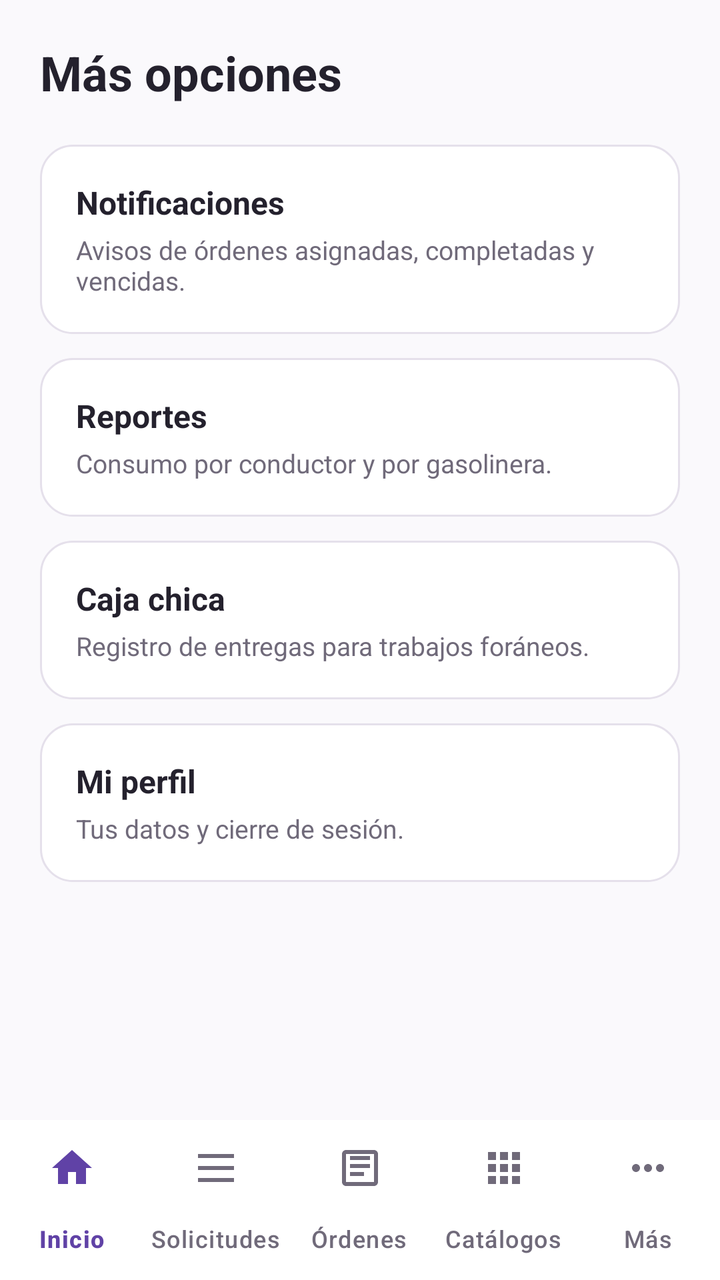
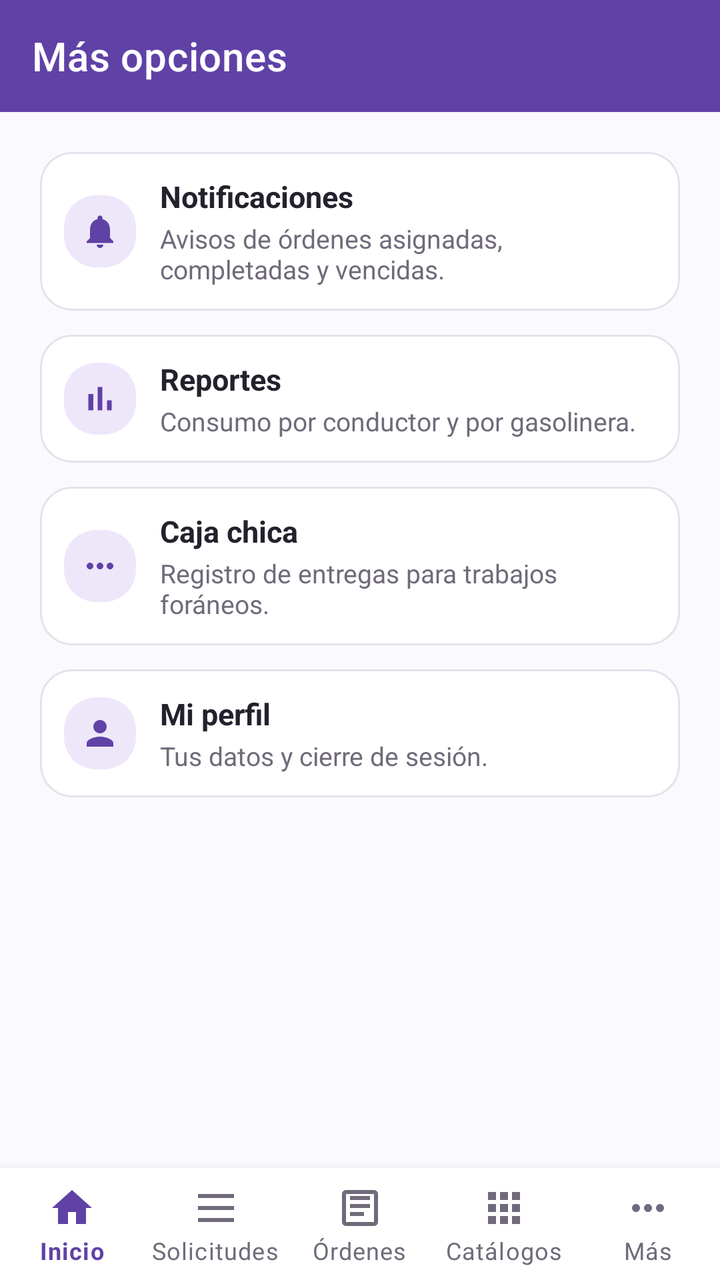

Screens rendered from an Android XML layout before and after an edit, with the pre-edit source and the edit as a unified diff.
<!-- AndroidManifest.xml: application theme Theme.ApiMovil -->
<!-- res/layout/fragment_mas.xml -->
<?xml version="1.0" encoding="utf-8"?>
<LinearLayout xmlns:android="http://schemas.android.com/apk/res/android"
    android:layout_width="match_parent"
    android:layout_height="match_parent"
    android:orientation="vertical"
    android:background="@color/fondo">

    <TextView
        android:text="@string/mas_opciones"
        android:layout_width="match_parent"
        android:layout_height="wrap_content"
        android:textSize="24sp"
        android:textStyle="bold"
        android:textColor="@color/texto_principal"
        android:padding="20dp" />

    <LinearLayout
        android:layout_width="match_parent"
        android:layout_height="0dp"
        android:layout_weight="1"
        android:orientation="vertical"
        android:paddingHorizontal="20dp">

        <LinearLayout
            android:id="@+id/opcionNotificaciones"
            android:layout_width="match_parent"
            android:layout_height="wrap_content"
            android:orientation="vertical"
            android:background="@drawable/bg_tarjeta"
            android:padding="18dp"
            android:layout_marginBottom="12dp"
            android:clickable="true"
            android:focusable="true"
            android:foreground="?attr/selectableItemBackground">
            <TextView android:text="@string/notificaciones" android:layout_width="match_parent" android:layout_height="wrap_content" android:textStyle="bold" android:textSize="16sp" android:textColor="@color/texto_principal" />
            <TextView android:text="@string/notificaciones_subtitulo" android:layout_width="match_parent" android:layout_height="wrap_content" android:textSize="13sp" android:textColor="@color/texto_secundario" android:layout_marginTop="4dp" />
        </LinearLayout>

        <LinearLayout
            android:id="@+id/opcionReportes"
            android:layout_width="match_parent"
            android:layout_height="wrap_content"
            android:orientation="vertical"
            android:background="@drawable/bg_tarjeta"
            android:padding="18dp"
            android:layout_marginBottom="12dp"
            android:clickable="true"
            android:focusable="true"
            android:foreground="?attr/selectableItemBackground">
            <TextView android:text="@string/reportes" android:layout_width="match_parent" android:layout_height="wrap_content" android:textStyle="bold" android:textSize="16sp" android:textColor="@color/texto_principal" />
            <TextView android:text="@string/reportes_subtitulo" android:layout_width="match_parent" android:layout_height="wrap_content" android:textSize="13sp" android:textColor="@color/texto_secundario" android:layout_marginTop="4dp" />
        </LinearLayout>

        <LinearLayout
            android:id="@+id/opcionCajaChica"
            android:layout_width="match_parent"
            android:layout_height="wrap_content"
            android:orientation="vertical"
            android:background="@drawable/bg_tarjeta"
            android:padding="18dp"
            android:layout_marginBottom="12dp"
            android:clickable="true"
            android:focusable="true"
            android:foreground="?attr/selectableItemBackground">
            <TextView android:text="@string/caja_chica" android:layout_width="match_parent" android:layout_height="wrap_content" android:textStyle="bold" android:textSize="16sp" android:textColor="@color/texto_principal" />
            <TextView android:text="@string/caja_chica_subtitulo" android:layout_width="match_parent" android:layout_height="wrap_content" android:textSize="13sp" android:textColor="@color/texto_secundario" android:layout_marginTop="4dp" />
        </LinearLayout>

        <LinearLayout
            android:id="@+id/opcionPerfil"
            android:layout_width="match_parent"
            android:layout_height="wrap_content"
            android:orientation="vertical"
            android:background="@drawable/bg_tarjeta"
            android:padding="18dp"
            android:clickable="true"
            android:focusable="true"
            android:foreground="?attr/selectableItemBackground">
            <TextView android:text="@string/mi_perfil" android:layout_width="match_parent" android:layout_height="wrap_content" android:textStyle="bold" android:textSize="16sp" android:textColor="@color/texto_principal" />
            <TextView android:text="@string/mi_perfil_subtitulo" android:layout_width="match_parent" android:layout_height="wrap_content" android:textSize="13sp" android:textColor="@color/texto_secundario" android:layout_marginTop="4dp" />
        </LinearLayout>
    </LinearLayout>

    <include layout="@layout/widget_bottom_nav_admin" android:id="@+id/incluirNavInferior" />

</LinearLayout>
<!-- res/layout/widget_bottom_nav_admin.xml (included above) -->
<?xml version="1.0" encoding="utf-8"?>
<com.google.android.material.bottomnavigation.BottomNavigationView
    xmlns:android="http://schemas.android.com/apk/res/android"
    xmlns:app="http://schemas.android.com/apk/res-auto"
    android:id="@+id/bottomNavAdmin"
    android:layout_width="match_parent"
    android:layout_height="wrap_content"
    android:background="@color/blanco"
    app:labelVisibilityMode="labeled"
    app:itemIconTint="@color/selector_nav_item"
    app:itemTextColor="@color/selector_nav_item"
    app:menu="@menu/bottom_nav_admin" />
<!-- resources referenced by this layout -->
<resources>
  <color name="blanco">#FFFFFF</color>
  <color name="fondo">#FAF9FC</color>
  <color name="texto_principal">#24212D</color>
  <color name="texto_secundario">#706A7A</color>
  <!-- drawable bg_tarjeta (drawable) -->
  <?xml version="1.0" encoding="utf-8"?>
  <shape xmlns:android="http://schemas.android.com/apk/res/android" android:shape="rectangle">
      <solid android:color="@color/blanco" />
      <corners android:radius="16dp" />
      <stroke android:width="1dp" android:color="@color/borde" />
  </shape>
  <string name="caja_chica">Caja chica</string>
  <string name="caja_chica_subtitulo">Registro de entregas para trabajos foráneos.</string>
  <string name="mas_opciones">Más opciones</string>
  <string name="mi_perfil">Mi perfil</string>
  <string name="mi_perfil_subtitulo">Tus datos y cierre de sesión.</string>
  <string name="notificaciones">Notificaciones</string>
  <string name="notificaciones_subtitulo">Avisos de órdenes asignadas, completadas y vencidas.</string>
  <string name="reportes">Reportes</string>
  <string name="reportes_subtitulo">Consumo por conductor y por gasolinera.</string>
  <style name="Theme.ApiMovil" parent="Theme.Material3.DayNight.NoActionBar">
          <item name="colorPrimary">@color/purple_500</item>
          <item name="colorPrimaryVariant">@color/purple_700</item>
          <item name="colorOnPrimary">@color/white</item>
          <item name="colorSecondary">@color/teal_200</item>
      </style>
  <color name="borde">#E5E0EB</color>
  <color name="purple_500">#6042A6</color>
  <color name="purple_700">#342052</color>
  <color name="white">#FFFFFFFF</color>
  <color name="teal_200">#6042A6</color>
</resources>

<!-- the commit's change to res/layout/fragment_mas.xml (unified diff, before → after) -->
@@ -1,87 +1,259 @@
 <?xml version="1.0" encoding="utf-8"?>
 <LinearLayout xmlns:android="http://schemas.android.com/apk/res/android"
+    xmlns:app="http://schemas.android.com/apk/res-auto"
     android:layout_width="match_parent"
     android:layout_height="match_parent"
-    android:orientation="vertical"
-    android:background="@color/fondo">
-
-    <TextView
-        android:text="@string/mas_opciones"
+    android:background="@color/fondo"
+    android:orientation="vertical">
+
+    <com.google.android.material.appbar.AppBarLayout
         android:layout_width="match_parent"
         android:layout_height="wrap_content"
-        android:textSize="24sp"
-        android:textStyle="bold"
-        android:textColor="@color/texto_principal"
-        android:padding="20dp" />
+        app:elevation="0dp">
+
+        <com.google.android.material.appbar.MaterialToolbar
+            android:layout_width="match_parent"
+            android:layout_height="?attr/actionBarSize"
+            android:background="?attr/colorPrimary"
+            app:title="@string/mas_opciones"
+            app:titleTextColor="@color/blanco" />
+    </com.google.android.material.appbar.AppBarLayout>
 
     <LinearLayout
         android:layout_width="match_parent"
         android:layout_height="0dp"
         android:layout_weight="1"
         android:orientation="vertical"
-        android:paddingHorizontal="20dp">
-
-        <LinearLayout
+        android:paddingHorizontal="20dp"
+        android:paddingTop="20dp">
+
+        <com.google.android.material.card.MaterialCardView
             android:id="@+id/opcionNotificaciones"
             android:layout_width="match_parent"
             android:layout_height="wrap_content"
-            android:orientation="vertical"
-            android:background="@drawable/bg_tarjeta"
-            android:padding="18dp"
             android:layout_marginBottom="12dp"
             android:clickable="true"
             android:focusable="true"
-            android:foreground="?attr/selectableItemBackground">
-            <TextView android:text="@string/notificaciones" android:layout_width="match_parent" android:layout_height="wrap_content" android:textStyle="bold" android:textSize="16sp" android:textColor="@color/texto_principal" />
-            <TextView android:text="@string/notificaciones_subtitulo" android:layout_width="match_parent" android:layout_height="wrap_content" android:textSize="13sp" android:textColor="@color/texto_secundario" android:layout_marginTop="4dp" />
-        </LinearLayout>
-
-        <LinearLayout
+            android:foreground="?attr/selectableItemBackground"
+            app:cardBackgroundColor="@color/blanco"
+            app:cardCornerRadius="16dp"
+            app:cardElevation="0dp"
+            app:contentPadding="12dp"
+            app:strokeColor="@color/borde"
+            app:strokeWidth="1dp">
+
+            <LinearLayout
+                android:layout_width="match_parent"
+                android:layout_height="wrap_content"
+                android:gravity="center_vertical"
+                android:orientation="horizontal">
+
+                <ImageView
+                    android:layout_width="36dp"
+                    android:layout_height="36dp"
+                    android:background="@drawable/bg_tarjeta_info"
+                    android:contentDescription="@null"
+                    android:padding="8dp"
+                    android:src="@drawable/ic_bell"
+                    app:tint="@color/marca" />
+
+                <LinearLayout
+                    android:layout_width="0dp"
+                    android:layout_height="wrap_content"
+                    android:layout_marginStart="12dp"
+                    android:layout_weight="1"
+                    android:orientation="vertical">
+
+                    <TextView
+                        android:layout_width="match_parent"
+                        android:layout_height="wrap_content"
+                        android:text="@string/notificaciones"
+                        android:textColor="@color/texto_principal"
+                        android:textSize="15sp"
+                        android:textStyle="bold" />
+
+                    <TextView
+                        android:layout_width="match_parent"
+                        android:layout_height="wrap_content"
+                        android:layout_marginTop="2dp"
+                        android:text="@string/notificaciones_subtitulo"
+                        android:textColor="@color/texto_secundario"
+                        android:textSize="13sp" />
+                </LinearLayout>
+            </LinearLayout>
+        </com.google.android.material.card.MaterialCardView>
+
+        <com.google.android.material.card.MaterialCardView
             android:id="@+id/opcionReportes"
             android:layout_width="match_parent"
             android:layout_height="wrap_content"
-            android:orientation="vertical"
-            android:background="@drawable/bg_tarjeta"
-            android:padding="18dp"
             android:layout_marginBottom="12dp"
             android:clickable="true"
             android:focusable="true"
-            android:foreground="?attr/selectableItemBackground">
-            <TextView android:text="@string/reportes" android:layout_width="match_parent" android:layout_height="wrap_content" android:textStyle="bold" android:textSize="16sp" android:textColor="@color/texto_principal" />
-            <TextView android:text="@string/reportes_subtitulo" android:layout_width="match_parent" android:layout_height="wrap_content" android:textSize="13sp" android:textColor="@color/texto_secundario" android:layout_marginTop="4dp" />
-        </LinearLayout>
-
-        <LinearLayout
+            android:foreground="?attr/selectableItemBackground"
+            app:cardBackgroundColor="@color/blanco"
+            app:cardCornerRadius="16dp"
+            app:cardElevation="0dp"
+            app:contentPadding="12dp"
+            app:strokeColor="@color/borde"
+            app:strokeWidth="1dp">
+
+            <LinearLayout
+                android:layout_width="match_parent"
+                android:layout_height="wrap_content"
+                android:gravity="center_vertical"
+                android:orientation="horizontal">
+
+                <ImageView
+                    android:layout_width="36dp"
+                    android:layout_height="36dp"
+                    android:background="@drawable/bg_tarjeta_info"
+                    android:contentDescription="@null"
+                    android:padding="8dp"
+                    android:src="@drawable/ic_nav_reportes"
+                    app:tint="@color/marca" />
+
+                <LinearLayout
+                    android:layout_width="0dp"
+                    android:layout_height="wrap_content"
+                    android:layout_marginStart="12dp"
+                    android:layout_weight="1"
+                    android:orientation="vertical">
+
+                    <TextView
+                        android:layout_width="match_parent"
+                        android:layout_height="wrap_content"
+                        android:text="@string/reportes"
+                        android:textColor="@color/texto_principal"
+                        android:textSize="15sp"
+                        android:textStyle="bold" />
+
+                    <TextView
+                        android:layout_width="match_parent"
+                        android:layout_height="wrap_content"
+                        android:layout_marginTop="2dp"
+                        android:text="@string/reportes_subtitulo"
+                        android:textColor="@color/texto_secundario"
+                        android:textSize="13sp" />
+                </LinearLayout>
+            </LinearLayout>
+        </com.google.android.material.card.MaterialCardView>
+
+        <com.google.android.material.card.MaterialCardView
             android:id="@+id/opcionCajaChica"
             android:layout_width="match_parent"
             android:layout_height="wrap_content"
-            android:orientation="vertical"
-            android:background="@drawable/bg_tarjeta"
-            android:padding="18dp"
             android:layout_marginBottom="12dp"
             android:clickable="true"
             android:focusable="true"
-            android:foreground="?attr/selectableItemBackground">
-            <TextView android:text="@string/caja_chica" android:layout_width="match_parent" android:layout_height="wrap_content" android:textStyle="bold" android:textSize="16sp" android:textColor="@color/texto_principal" />
-            <TextView android:text="@string/caja_chica_subtitulo" android:layout_width="match_parent" android:layout_height="wrap_content" android:textSize="13sp" android:textColor="@color/texto_secundario" android:layout_marginTop="4dp" />
-        </LinearLayout>
-
-        <LinearLayout
+            android:foreground="?attr/selectableItemBackground"
+            app:cardBackgroundColor="@color/blanco"
+            app:cardCornerRadius="16dp"
+            app:cardElevation="0dp"
+            app:contentPadding="12dp"
+            app:strokeColor="@color/borde"
+            app:strokeWidth="1dp">
+
+            <LinearLayout
+                android:layout_width="match_parent"
+                android:layout_height="wrap_content"
+                android:gravity="center_vertical"
+                android:orientation="horizontal">
+
+                <ImageView
+                    android:layout_width="36dp"
+                    android:layout_height="36dp"
+                    android:background="@drawable/bg_tarjeta_info"
+                    android:contentDescription="@null"
+                    android:padding="8dp"
+                    android:src="@drawable/ic_nav_mas"
+                    app:tint="@color/marca" />
+
+                <LinearLayout
+                    android:layout_width="0dp"
+                    android:layout_height="wrap_content"
+                    android:layout_marginStart="12dp"
+                    android:layout_weight="1"
+                    android:orientation="vertical">
+
+                    <TextView
+                        android:layout_width="match_parent"
+                        android:layout_height="wrap_content"
+                        android:text="@string/caja_chica"
+                        android:textColor="@color/texto_principal"
+                        android:textSize="15sp"
+                        android:textStyle="bold" />
+
+                    <TextView
+                        android:layout_width="match_parent"
+                        android:layout_height="wrap_content"
+                        android:layout_marginTop="2dp"
+                        android:text="@string/caja_chica_subtitulo"
+                        android:textColor="@color/texto_secundario"
+                        android:textSize="13sp" />
+                </LinearLayout>
+            </LinearLayout>
+        </com.google.android.material.card.MaterialCardView>
+
+        <com.google.android.material.card.MaterialCardView
             android:id="@+id/opcionPerfil"
             android:layout_width="match_parent"
             android:layout_height="wrap_content"
-            android:orientation="vertical"
-            android:background="@drawable/bg_tarjeta"
-            android:padding="18dp"
-            android:clickable="true"
-            android:focusable="true"
-            android:foreground="?attr/selectableItemBackground">
-            <TextView android:text="@string/mi_perfil" android:layout_width="match_parent" android:layout_height="wrap_content" android:textStyle="bold" android:textSize="16sp" android:textColor="@color/texto_principal" />
-            <TextView android:text="@string/mi_perfil_subtitulo" android:layout_width="match_parent" android:layout_height="wrap_content" android:textSize="13sp" android:textColor="@color/texto_secundario" android:layout_marginTop="4dp" />
-        </LinearLayout>
+            android:clickable="true"
+            android:focusable="true"
+            android:foreground="?attr/selectableItemBackground"
+            app:cardBackgroundColor="@color/blanco"
+            app:cardCornerRadius="16dp"
+            app:cardElevation="0dp"
+            app:contentPadding="12dp"
+            app:strokeColor="@color/borde"
+            app:strokeWidth="1dp">
+
+            <LinearLayout
+                android:layout_width="match_parent"
+                android:layout_height="wrap_content"
+                android:gravity="center_vertical"
+                android:orientation="horizontal">
+
+                <ImageView
+                    android:layout_width="36dp"
+                    android:layout_height="36dp"
+                    android:background="@drawable/bg_tarjeta_info"
+                    android:contentDescription="@null"
+                    android:padding="8dp"
+                    android:src="@drawable/ic_nav_perfil"
+                    app:tint="@color/marca" />
+
+                <LinearLayout
+                    android:layout_width="0dp"
+                    android:layout_height="wrap_content"
+                    android:layout_marginStart="12dp"
+                    android:layout_weight="1"
+                    android:orientation="vertical">
+
+                    <TextView
+                        android:layout_width="match_parent"
+                        android:layout_height="wrap_content"
+                        android:text="@string/mi_perfil"
+                        android:textColor="@color/texto_principal"
+                        android:textSize="15sp"
+                        android:textStyle="bold" />
+
+                    <TextView
+                        android:layout_width="match_parent"
+                        android:layout_height="wrap_content"
+                        android:layout_marginTop="2dp"
+                        android:text="@string/mi_perfil_subtitulo"
+                        android:textColor="@color/texto_secundario"
+                        android:textSize="13sp" />
+                </LinearLayout>
+            </LinearLayout>
+        </com.google.android.material.card.MaterialCardView>
     </LinearLayout>
 
-    <include layout="@layout/widget_bottom_nav_admin" android:id="@+id/incluirNavInferior" />
+    <include
+        android:id="@+id/incluirNavInferior"
+        layout="@layout/widget_bottom_nav_admin" />
 
 </LinearLayout>
 <!-- res/layout/widget_bottom_nav_admin.xml (included above) -->
<!-- resource entries referenced after the edit -->
@@ -2,15 +2,48 @@
 <resources>
   <color name="blanco">#FFFFFF</color>
   <color name="fondo">#FAF9FC</color>
+  <color name="marca">#6042A6</color>
   <color name="texto_principal">#24212D</color>
   <color name="texto_secundario">#706A7A</color>
-  <!-- drawable bg_tarjeta (drawable) -->
+  <!-- drawable bg_tarjeta_info (drawable) -->
   <?xml version="1.0" encoding="utf-8"?>
   <shape xmlns:android="http://schemas.android.com/apk/res/android" android:shape="rectangle">
-      <solid android:color="@color/blanco" />
+      <solid android:color="@color/marca_claro" />
       <corners android:radius="16dp" />
-      <stroke android:width="1dp" android:color="@color/borde" />
   </shape>
+  <!-- drawable ic_bell (drawable) -->
+  <?xml version="1.0" encoding="utf-8"?>
+  <vector xmlns:android="http://schemas.android.com/apk/res/android"
+      android:width="24dp" android:height="24dp"
+      android:viewportWidth="24" android:viewportHeight="24"
+      android:tint="#6042A6">
+      <path android:fillColor="#FF000000"
+          android:pathData="M12,22c1.1,0 2,-0.9 2,-2h-4c0,1.1 0.89,2 2,2zM18,16v-5c0,-3.07 -1.64,-5.64 -4.5,-6.32L13.5,4c0,-0.83 -0.67,-1.5 -1.5,-1.5s-1.5,0.67 -1.5,1.5v0.68C7.63,5.36 6,7.92 6,11v5l-2,2v1h16v-1l-2,-2z" />
+  </vector>
+  <!-- drawable ic_nav_mas (drawable) -->
+  <?xml version="1.0" encoding="utf-8"?>
+  <vector xmlns:android="http://schemas.android.com/apk/res/android"
+      android:width="24dp" android:height="24dp"
+      android:viewportWidth="24" android:viewportHeight="24">
+      <path android:fillColor="#FF000000"
+          android:pathData="M6,10c-1.1,0 -2,0.9 -2,2s0.9,2 2,2 2,-0.9 2,-2 -0.9,-2 -2,-2zM18,10c-1.1,0 -2,0.9 -2,2s0.9,2 2,2 2,-0.9 2,-2 -0.9,-2 -2,-2zM12,10c-1.1,0 -2,0.9 -2,2s0.9,2 2,2 2,-0.9 2,-2 -0.9,-2 -2,-2z" />
+  </vector>
+  <!-- drawable ic_nav_perfil (drawable) -->
+  <?xml version="1.0" encoding="utf-8"?>
+  <vector xmlns:android="http://schemas.android.com/apk/res/android"
+      android:width="24dp" android:height="24dp"
+      android:viewportWidth="24" android:viewportHeight="24">
+      <path android:fillColor="#FF000000"
+          android:pathData="M12,12c2.21,0 4,-1.79 4,-4s-1.79,-4 -4,-4 -4,1.79 -4,4 1.79,4 4,4zM12,14c-2.67,0 -8,1.34 -8,4v2h16v-2c0,-2.66 -5.33,-4 -8,-4z" />
+  </vector>
+  <!-- drawable ic_nav_reportes (drawable) -->
+  <?xml version="1.0" encoding="utf-8"?>
+  <vector xmlns:android="http://schemas.android.com/apk/res/android"
+      android:width="24dp" android:height="24dp"
+      android:viewportWidth="24" android:viewportHeight="24">
+      <path android:fillColor="#FF000000"
+          android:pathData="M5,9.2h3L8,19L5,19zM10.6,5h2.8v14h-2.8zM16.2,13H19v6h-2.8z" />
+  </vector>
   <string name="caja_chica">Caja chica</string>
   <string name="caja_chica_subtitulo">Registro de entregas para trabajos foráneos.</string>
   <string name="mas_opciones">Más opciones</string>
@@ -20,16 +53,17 @@
   <string name="notificaciones_subtitulo">Avisos de órdenes asignadas, completadas y vencidas.</string>
   <string name="reportes">Reportes</string>
   <string name="reportes_subtitulo">Consumo por conductor y por gasolinera.</string>
-  <style name="Theme.ApiMovil" parent="Theme.Material3.DayNight.NoActionBar">
-          <item name="colorPrimary">@color/purple_500</item>
-          <item name="colorPrimaryVariant">@color/purple_700</item>
-          <item name="colorOnPrimary">@color/white</item>
-          <item name="colorSecondary">@color/teal_200</item>
+  <style name="Theme.ApiMovil" parent="Theme.MaterialComponents.DayNight.NoActionBar">
+          <item name="colorPrimary">@color/marca</item>
+          <item name="colorPrimaryVariant">@color/marca_oscuro</item>
+          <item name="colorOnPrimary">@color/blanco</item>
+          <item name="colorSecondary">@color/marca_claro</item>
+          <item name="colorOnSecondary">@color/texto_principal</item>
+          <item name="android:windowBackground">@color/fondo</item>
+          <item name="android:statusBarColor">@color/marca_oscuro</item>
       </style>
+  <color name="marca_claro">#EEE7FA</color>
+  <color name="marca_oscuro">#342052</color>
   <color name="borde">#E5E0EB</color>
-  <color name="purple_500">#6042A6</color>
-  <color name="purple_700">#342052</color>
-  <color name="white">#FFFFFFFF</color>
-  <color name="teal_200">#6042A6</color>
 </resources>
 
